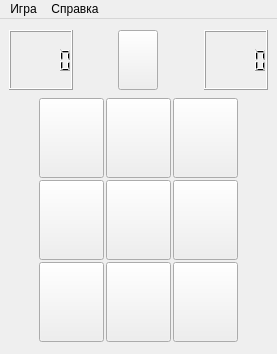
Above: root.ui from pbalykov/TicTacToeQt before the change. Below: the same form after it.
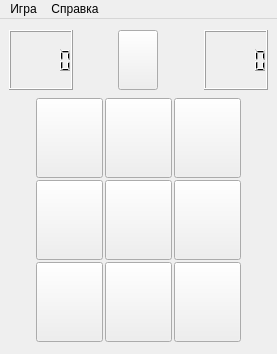
That is the form after the change. Custom widgets are drawn as their Qt base class.

Diff of the .ui file:
```diff
--- a/root.ui
+++ b/root.ui
@@ -112,6 +112,11 @@
           <height>80</height>
          </size>
         </property>
+        <property name="font">
+         <font>
+          <pointsize>20</pointsize>
+         </font>
+        </property>
         <property name="text">
          <string/>
         </property>
@@ -125,6 +130,11 @@
           <height>80</height>
          </size>
         </property>
+        <property name="font">
+         <font>
+          <pointsize>20</pointsize>
+         </font>
+        </property>
         <property name="text">
          <string/>
         </property>
@@ -138,6 +148,11 @@
           <height>80</height>
          </size>
         </property>
+        <property name="font">
+         <font>
+          <pointsize>20</pointsize>
+         </font>
+        </property>
         <property name="text">
          <string/>
         </property>
@@ -151,6 +166,11 @@
           <height>80</height>
          </size>
         </property>
+        <property name="font">
+         <font>
+          <pointsize>20</pointsize>
+         </font>
+        </property>
         <property name="text">
          <string/>
         </property>
@@ -177,6 +197,11 @@
           <height>80</height>
          </size>
         </property>
+        <property name="font">
+         <font>
+          <pointsize>20</pointsize>
+         </font>
+        </property>
         <property name="text">
          <string/>
         </property>
@@ -190,6 +215,11 @@
           <height>80</height>
          </size>
         </property>
+        <property name="font">
+         <font>
+          <pointsize>20</pointsize>
+         </font>
+        </property>
         <property name="text">
          <string/>
         </property>
@@ -203,6 +233,11 @@
           <height>80</height>
          </size>
         </property>
+        <property name="font">
+         <font>
+          <pointsize>20</pointsize>
+         </font>
+        </property>
         <property name="text">
          <string/>
         </property>
@@ -216,6 +251,11 @@
           <height>80</height>
          </size>
         </property>
+        <property name="font">
+         <font>
+          <pointsize>20</pointsize>
+         </font>
+        </property>
         <property name="text">
          <string/>
         </property>
@@ -229,6 +269,11 @@
           <height>80</height>
          </size>
         </property>
+        <property name="font">
+         <font>
+          <pointsize>20</pointsize>
+         </font>
+        </property>
         <property name="text">
          <string/>
         </property>
```
